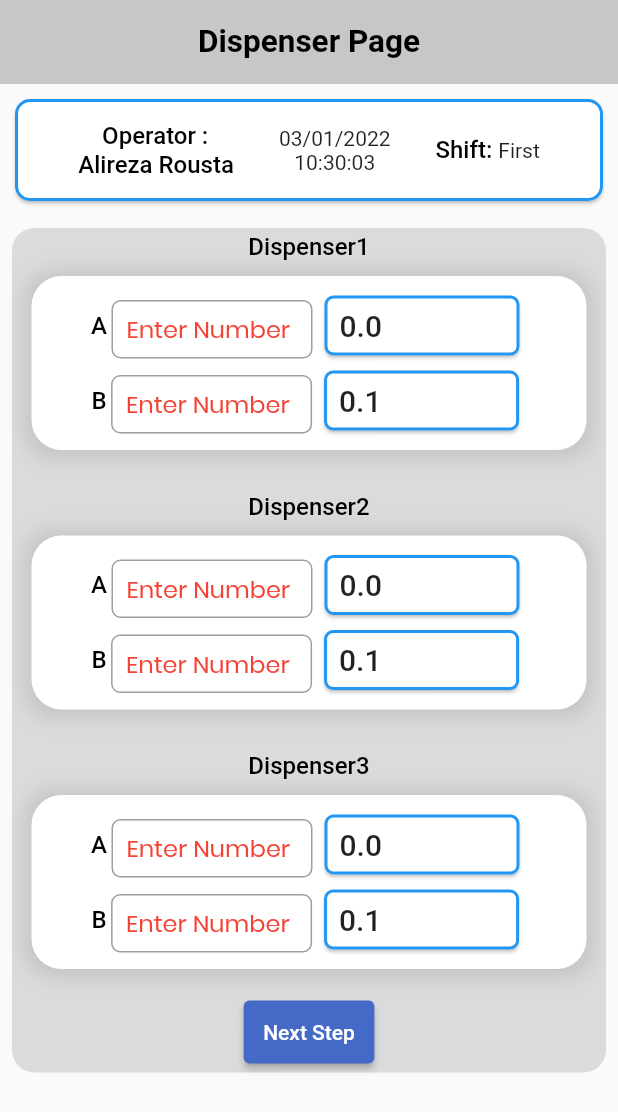
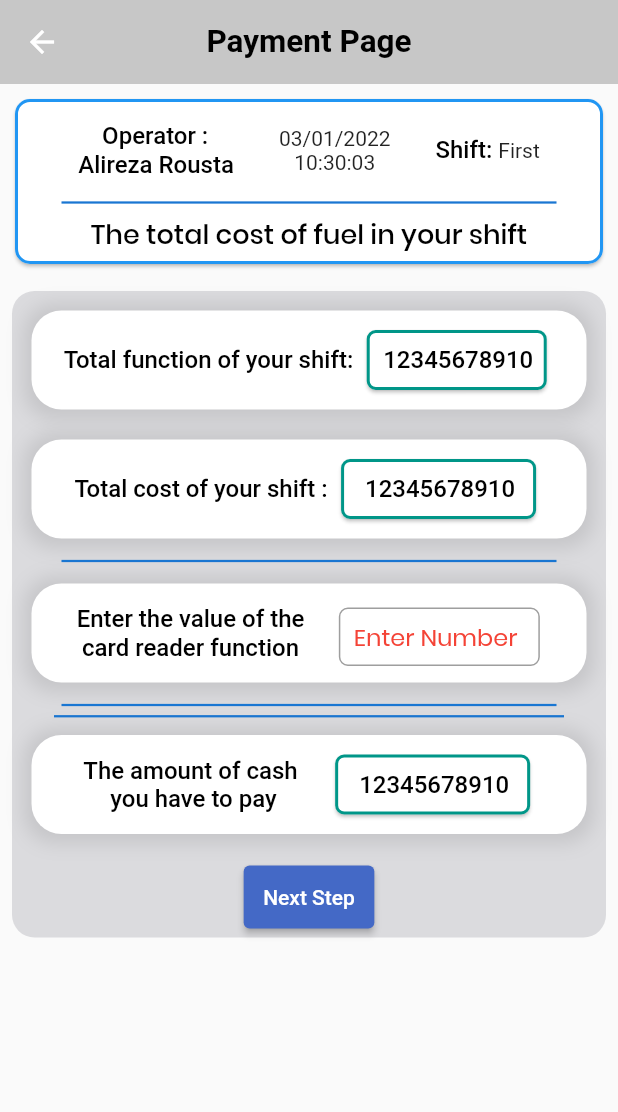
Before and after one commit to arrousta/ftm_start_page, a Flutter app: the Home screen opened directly, after a tap on "Next Step", on a phone screen of 412 x 824 dp. Shown: the top 1112 px of the screen. Run offline on Flutter 3.47's test engine with Material 2 defaults, Android fonts, the light colour scheme and no system bars; our stand-ins replace page_transition; Roboto replaces fonts that are missing (Poppins-Regular).

Commit message:
new PaymentPage Added

```diff
--- a/lib/screens/DispenserPage.dart
+++ b/lib/screens/DispenserPage.dart
@@ -1,7 +1,9 @@
 import 'package:flutter/material.dart';
+import 'package:ftm_start_page/screens/PaymentPage.dart';
 import 'package:ftm_start_page/shared/colors.dart';
 import 'package:ftm_start_page/shared/inputFields.dart';
 import 'package:ftm_start_page/widgets/time_and_date.dart';
+import 'package:page_transition/page_transition.dart';
 import '../shared/styles.dart';
 
 enum ShiftName { morning, evening, night }
@@ -308,7 +310,7 @@ class _HomeState extends State<Home> {
                         print(dispenserB2Controller.text); // Print name current value
                         print(dispenserA3Controller.text); // Print name current value
                         print(dispenserB3Controller.text); // Print name current value
-                        //Navigator.pushReplacement(context, PageTransition(type: PageTransitionType.rightToLeft, child: Home(title: 'Dispenser Page',)));
+                        Navigator.pushReplacement(context, PageTransition(type: PageTransitionType.rightToLeft, child: Payment(title: 'Payment Page',)));
                       },
                       child: const Text("Next Step"),
                       style: ElevatedButton.styleFrom(
--- /dev/null
+++ b/lib/screens/PaymentPage.dart
@@ -0,0 +1,284 @@
+import 'package:flutter/material.dart';
+import 'package:ftm_start_page/shared/colors.dart';
+import 'package:ftm_start_page/shared/inputFields.dart';
+import 'package:ftm_start_page/widgets/time_and_date.dart';
+import '../shared/styles.dart';
+
+enum ShiftName { morning, evening, night }
+
+class Payment extends StatefulWidget {
+  const Payment({Key? key, required this.title}) : super(key: key);
+  final String title;
+
+  @override
+  State<Payment> createState() => _PaymentState();
+}
+
+class _PaymentState extends State<Payment> {
+  String shiftName = "null";
+
+  @override
+  Widget build(BuildContext context) {
+    return Scaffold(
+      appBar: AppBar(
+        backgroundColor: const Color(0xffc7c7c7),
+        elevation: 0.0,
+        title: Text(widget.title),
+        titleTextStyle: const TextStyle(
+          color: Colors.black,
+          fontWeight: FontWeight.bold,
+          fontSize: 21.0,
+        ),
+        centerTitle: true,
+      ),
+      body: SafeArea(
+        child: SingleChildScrollView(
+          child: Column(
+            mainAxisAlignment: MainAxisAlignment.spaceEvenly,
+            crossAxisAlignment: CrossAxisAlignment.stretch,
+            children: [
+              Card(
+                color: Colors.white,
+                shape: RoundedRectangleBorder(
+                  side: const BorderSide(color: Colors.blue, width: 2),
+                  borderRadius: BorderRadius.circular(10),
+                ),
+                margin: const EdgeInsets.all(10.0),
+                child: Column(
+                  mainAxisAlignment: MainAxisAlignment.spaceEvenly,
+                  children: [
+                    TimeAndDate(),
+                    SizedBox(
+                      height: 2.0,
+                      width: 330,
+                      child: Divider(
+                        color: Colors.blue.shade700,
+                        thickness: 1.5,
+                      ),
+                    ),
+                    Container(
+                      alignment: Alignment.center,
+                      height: 40.0,
+                      child: const Text(
+                        'The total cost of fuel in your shift',
+                        style: h5,
+                      ),
+                    ),
+                  ],
+                ),
+              ),
+              //-------------------------------------------------------------------------------------------
+              Container(
+                padding: const EdgeInsets.all(3.0),
+                margin: const EdgeInsets.all(8.0),
+                decoration: BoxDecoration(
+                  color: Color(0xffdbdbde),
+                  borderRadius: BorderRadius.circular(15.0),
+                ),
+                child: Column(
+                  mainAxisAlignment: MainAxisAlignment.center,
+                  children: [
+                    Container(
+                      margin: const EdgeInsets.all(10.0),
+                      child: Padding(
+                        padding: const EdgeInsets.all(8.0),
+                        child: Column(
+                          children: [
+                            Row(
+                              mainAxisAlignment: MainAxisAlignment.center,
+                              children: [
+                                const Text(
+                                  'Total function of your shift: ',
+                                  style: h7,
+                                ),
+                                Container(
+                                  //TODO : Calcute Total function of the shift
+                                  width: 130.0,
+                                  height: 50.0,
+                                  child: CardWidget(
+                                    value: '12345678910',
+                                  ),
+                                ),
+                              ],
+                            ),
+                          ],
+                        ),
+                      ),
+                      decoration: dispenserPlateDecoration,
+                    ),
+                    Container(
+                      margin: const EdgeInsets.all(10.0),
+                      child: Padding(
+                        padding: const EdgeInsets.all(8.0),
+                        child: Column(
+                          children: [
+                            Row(
+                              mainAxisAlignment: MainAxisAlignment.center,
+                              children: [
+                                const Text(
+                                  'Total cost of your shift : ',
+                                  style: h7,
+                                ),
+                                Container(
+                                  //TODO : Calcute Total cost of the shift
+                                  width: 140.0,
+                                  height: 50.0,
+                                  child: const CardWidget(
+                                    value: '12345678910',
+                                  ),
+                                ),
+                              ],
+                            ),
+                          ],
+                        ),
+                      ),
+                      decoration: dispenserPlateDecoration,
+                    ),
+                    //-------------------------------------------------------------------------------------
+                    SizedBox(
+                      height: 10.0,
+                      width: 330,
+                      child: Divider(
+                        color: Colors.blue.shade700,
+                        thickness: 1.5,
+                      ),
+                    ),
+
+                    Container(
+                      margin: const EdgeInsets.all(10.0),
+                      child: Padding(
+                        padding: const EdgeInsets.all(8.0),
+                        child: Column(
+                          children: [
+                            Row(
+                              mainAxisAlignment: MainAxisAlignment.center,
+                              children: [
+                                const Text(
+                                  'Enter the value of the \ncard reader function',
+                                  style: h7,
+                                  textAlign: TextAlign.center,
+                                ),
+                                const SizedBox(
+                                  width: 18.0,
+                                ),
+                                Container(
+                                  width: 140.0,
+                                  height: 50.0,
+                                  padding: const EdgeInsets.all(3),
+                                  child: ftmPaymentInput('Enter Number'),
+                                ),
+                              ],
+                            ),
+                          ],
+                        ),
+                      ),
+                      decoration: dispenserPlateDecoration,
+                    ),
+                    SizedBox(
+                      height: 10.0,
+                      width: 330,
+                      child: Divider(
+                        color: Colors.blue.shade700,
+                        thickness: 1.5,
+                      ),
+                    ),
+                    SizedBox(
+                      height: 5.0,
+                      width: 340,
+                      child: Divider(
+                        color: Colors.blue.shade700,
+                        thickness: 1.5,
+                      ),
+                    ),
+                    Container(
+                      margin: const EdgeInsets.all(10.0),
+                      child: Padding(
+                        padding: const EdgeInsets.all(8.0),
+                        child: Column(
+                          children: [
+                            Row(
+                              mainAxisAlignment: MainAxisAlignment.center,
+                              children: [
+                                const Text(
+                                  'The amount of cash \n you have to pay  ',
+                                  style: h7,
+                                  textAlign: TextAlign.center,
+                                ),
+                                const SizedBox(
+                                  width: 18.0,
+                                ),
+                                Container(
+                                  //TODO : Calcute amount of cash have to pay
+                                  width: 140.0,
+                                  height: 50.0,
+                                  child: const CardWidget(
+                                    value: '12345678910',
+                                  ),
+                                ),
+                              ],
+                            ),
+                          ],
+                        ),
+                      ),
+                      decoration: dispenserPlateDecoration,
+                    ),
+
+                    const SizedBox(
+                      height: 8.0,
+                    ),
+                    ElevatedButton(
+                      onPressed: () {
+                        //TODO: Send Payment Data and Go to Next Step :
+
+                        print(paymentController.text); // Print name current value
+
+                        //Navigator.pushReplacement(context, PageTransition(type: PageTransitionType.rightToLeft, child: Home(title: 'Dispenser Page',)));
+                      },
+                      child: const Text("Next Step"),
+                      style: ElevatedButton.styleFrom(
+                        primary: primaryColor,
+                        padding: const EdgeInsets.all(13),
+                      ),
+                    ),
+                  ],
+                ),
+              ),
+            ],
+          ),
+        ),
+      ),
+    );
+  }
+}
+
+class CardWidget extends StatelessWidget {
+  const CardWidget({
+    Key? key,
+    required this.value,
+  }) : super(key: key);
+
+  final String value;
+  @override
+  Widget build(BuildContext context) {
+    return Card(
+      color: Colors.white,
+      shape: RoundedRectangleBorder(
+        side: const BorderSide(color: Colors.teal, width: 2),
+        borderRadius: BorderRadius.circular(6),
+      ),
+      margin: const EdgeInsets.all(5.0),
+      child: Container(
+        alignment: Alignment.center,
+        margin: const EdgeInsets.only(left: 2.0),
+        width: 100.0,
+        height: 34.0,
+        child: Text(
+          // '$_counter',
+          '$value',
+          //'کارکرد 0.0',
+          style: h7,
+        ),
+      ),
+    );
+  }
+}
--- a/lib/shared/inputFields.dart
+++ b/lib/shared/inputFields.dart
@@ -14,17 +14,20 @@ TextEditingController confirmCodeController =
     TextEditingController(); // Confirm SMS Code
 
 TextEditingController dispenserA1Controller =
-    TextEditingController(); // Confirm SMS Code
+    TextEditingController(); // dispenser A1
 TextEditingController dispenserB1Controller =
-    TextEditingController(); // Confirm SMS Code
+    TextEditingController(); // dispenser B1
 TextEditingController dispenserA2Controller =
-    TextEditingController(); // Confirm SMS Code
+    TextEditingController(); // dispenser A2
 TextEditingController dispenserB2Controller =
-    TextEditingController(); // Confirm SMS Code
+    TextEditingController(); // dispenser B2
 TextEditingController dispenserA3Controller =
-    TextEditingController(); // Confirm SMS Code
+    TextEditingController(); // dispenser A3
 TextEditingController dispenserB3Controller =
-    TextEditingController(); // Confirm SMS Code
+    TextEditingController(); // dispenser B3
+
+TextEditingController paymentController =
+TextEditingController(); // dispenser B3
 
 textFieldContainer ftmFullNameTextInput(String hintText,
     {onTap, onChanged, onEditingComplete, onSubmitted}) {
@@ -259,6 +262,25 @@ textFieldContainer ftmDispenser3BInput(String hintText,
   );
 }
 
+textFieldContainer ftmPaymentInput(String hintText,
+    {onTap, onChanged, onEditingComplete, onSubmitted}) {
+  return textFieldContainer(
+    onTap: onTap,
+    onChanged: onChanged,
+    onEditingComplete: onEditingComplete,
+    onSubmitted: onSubmitted,
+    cursorColor: dispenserColor,
+    style : inputFieldTextStyleDispenser,
+    controller: paymentController,
+    keyboardType: TextInputType.number,
+    hintText: hintText,
+    hintStyle: inputFieldTextStyleDispenser,
+    horizontal: 10,
+    vertical: 5,
+    marginTop: 5,
+  );
+}
+
 //---------------------------------- textFieldContainer ------------------------------
 class textFieldContainer extends StatelessWidget {
   const textFieldContainer(
```
